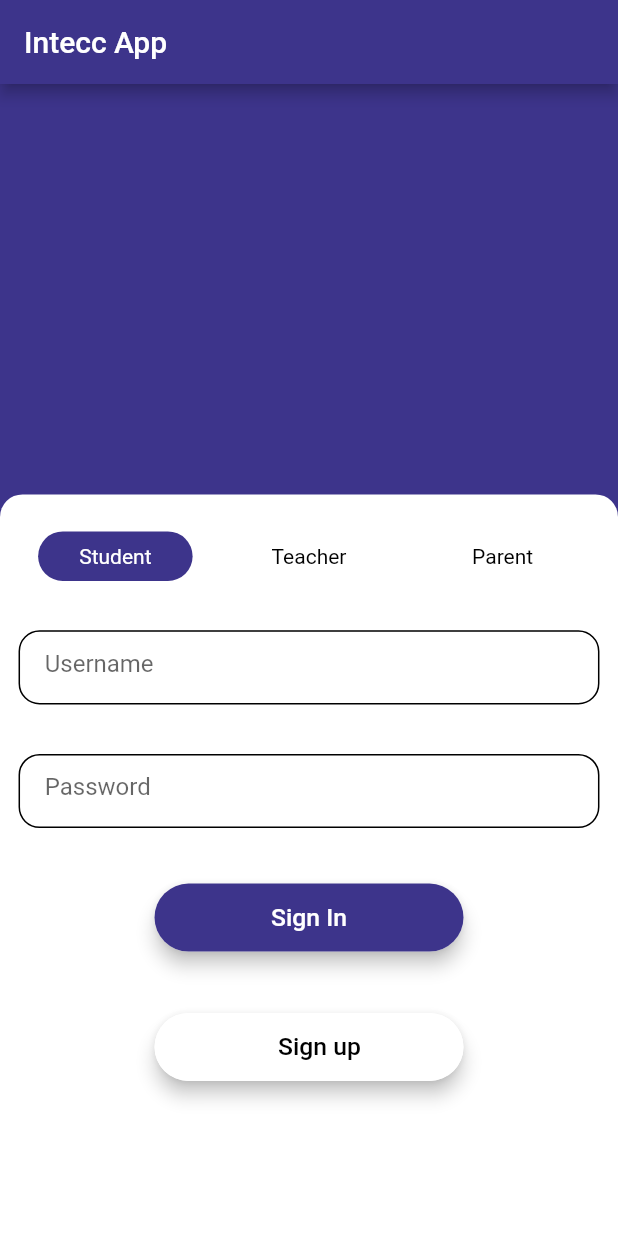
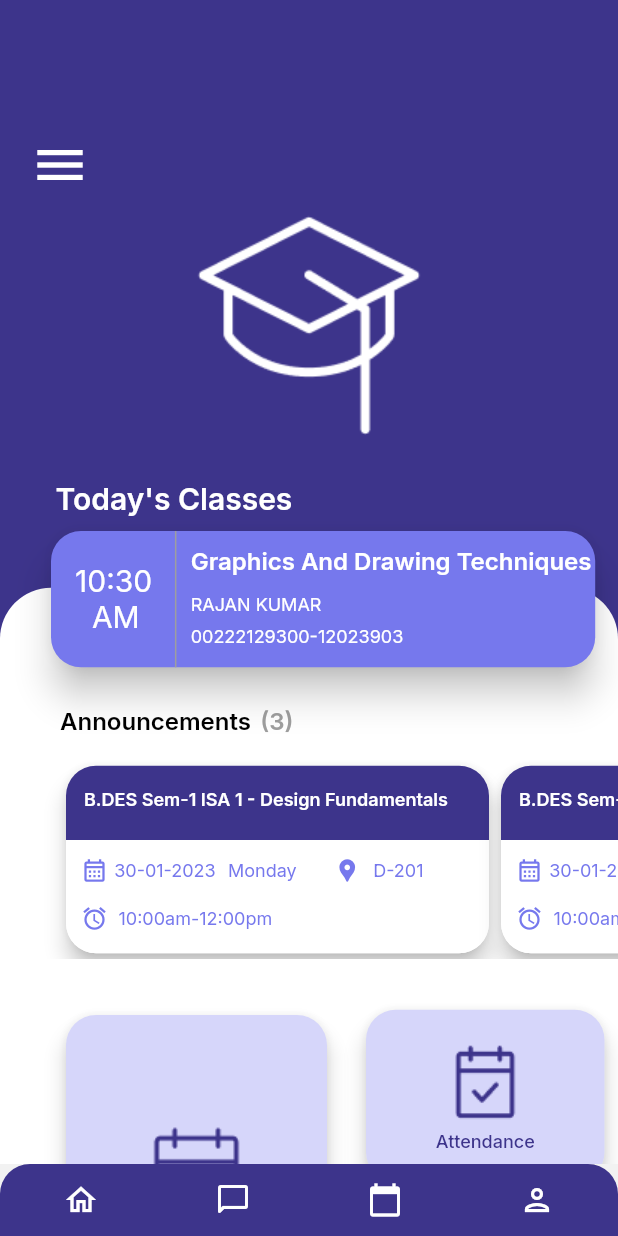
Before and after one commit to intecc-services/edtech_app_demo, a Flutter app: the screen it shows after launch, on a phone screen of 412 x 824 dp. Run offline on Flutter 3.47's test engine with Material 2 defaults, Android fonts, the phone set to English and light mode, and no system bars; our stand-ins replace google_fonts.

Commit message:
Landing Page

```diff
--- /dev/null
+++ b/lib/Landing_Page.dart
@@ -0,0 +1,429 @@
+import 'package:edtech_app_demo/Login.dart';
+import 'package:edtech_app_demo/NavBar.dart';
+import 'package:edtech_app_demo/profile.dart';
+import 'package:edtech_app_demo/shared/bottom_bar.dart';
+import 'package:edtech_app_demo/theme_data.dart';
+import 'package:flutter/material.dart';
+import 'package:google_fonts/google_fonts.dart';
+import 'package:intl/intl.dart';
+
+class LandingPage extends StatefulWidget {
+  const LandingPage({Key? key}) : super(key: key);
+
+  @override
+  State<LandingPage> createState() => _LandingPageState();
+}
+
+class _LandingPageState extends State<LandingPage> {
+  @override
+  Widget build(BuildContext context) {
+    var height1 = MediaQuery.of(context).size.height;
+    var width1 = MediaQuery.of(context).size.width;
+    final Color background = Color(0xff3D348B);
+    final Color fill = Colors.white;
+    final List<Color> gradient = [
+      background,
+      background,
+      fill,
+      fill,
+    ];
+    final double fillPercent = 60.23; // fills 60.23% for container from bottom
+    final double fillStop = (100 - fillPercent) / 100;
+    final List<double> stops = [0.0, fillStop, fillStop, 1.0];
+
+    DateTime now = DateTime.now();
+    String formattedDate = DateFormat('hh:mm \n \ta').format(now);
+    return Scaffold(
+      body: SingleChildScrollView(
+        child: Stack(
+          children: [
+            Column(
+              crossAxisAlignment: CrossAxisAlignment.center,
+              children: [
+                Padding(
+                  padding: const EdgeInsets.only(
+                    top: 90,
+                    left: 20,
+                  ),
+                  child: Row(
+                    children: [
+                      Icon(
+                        Icons.menu,
+                        color: Colors.white,
+                        size: 40,
+                      )
+                    ],
+                  ),
+                ),
+                Image.asset("Images/Cap.png"),
+                SizedBox(
+                  height: height1 * 0.018,
+                ),
+                Padding(
+                  padding:
+                      const EdgeInsets.only(top: 16.0, left: 37, bottom: 47),
+                  child: Row(
+                    children: [
+                      Text(
+                        "Today's Classes",
+                        style: GoogleFonts.inter(
+                            fontWeight: FontWeight.w600,
+                            fontSize: 20,
+                            color: Colors.white),
+                      )
+                    ],
+                  ),
+                ),
+                Container(
+                  height: height1 * 0.7,
+                  width: width1 * 1,
+                  decoration: BoxDecoration(
+                      borderRadius: BorderRadius.only(
+                        topLeft: Radius.circular(34.0),
+                        topRight: Radius.circular(34.0),
+                      ),
+                      color: Colors.white),
+                  child: Column(
+                    crossAxisAlignment: CrossAxisAlignment.start,
+                    children: [
+                      SizedBox(
+                        height: height1 * 0.09,
+                      ),
+                      Padding(
+                        padding: const EdgeInsets.only(left: 40.0, top: 5.0),
+                        child: Row(
+                          children: [
+                            Text(
+                              "Announcements",
+                              style: GoogleFonts.inter(
+                                  fontWeight: FontWeight.w600,
+                                  fontSize: 16,
+                                  color: Colors.black),
+                            ),
+                            SizedBox(
+                              width: width1 * 0.015,
+                            ),
+                            Text(
+                              "(3)",
+                              style: GoogleFonts.inter(
+                                  fontWeight: FontWeight.w600,
+                                  fontSize: 16,
+                                  color: Colors.grey),
+                            ),
+                          ],
+                        ),
+                      ),
+                      SizedBox(
+                        height: height1 * 0.02,
+                      ),
+                      SingleChildScrollView(
+                        scrollDirection: Axis.horizontal,
+                        child: Padding(
+                          padding: const EdgeInsets.only(left: 40.0),
+                          child: Row(
+                            children: List.generate(3, (index) {
+                              return Card(
+                                elevation: 6,
+                                shape: RoundedRectangleBorder(
+                                    borderRadius: BorderRadius.circular(20)),
+                                child: Container(
+                                  width: 282,
+                                  height: 125,
+                                  decoration: BoxDecoration(
+                                    borderRadius: BorderRadius.circular(20),
+                                    gradient: LinearGradient(
+                                      colors: gradient,
+                                      stops: stops,
+                                      end: Alignment.bottomCenter,
+                                      begin: Alignment.topCenter,
+                                    ),
+                                  ),
+                                  child: Column(
+                                    crossAxisAlignment:
+                                        CrossAxisAlignment.start,
+                                    children: [
+                                      Padding(
+                                        padding: const EdgeInsets.only(
+                                            left: 12.0, right: 8.0, top: 15.0),
+                                        child: Text(
+                                          "B.DES Sem-1 ISA 1 - Design Fundamentals",
+                                          style: GoogleFonts.inter(
+                                              fontWeight: FontWeight.w600,
+                                              fontSize: 12,
+                                              color: Colors.white),
+                                        ),
+                                      ),
+                                      SizedBox(
+                                        height: height1 * 0.025,
+                                      ),
+                                      Padding(
+                                        padding: const EdgeInsets.all(10.0),
+                                        child: Row(
+                                          children: [
+                                            Icon(
+                                              Icons.calendar_month_outlined,
+                                              color: Color(0xff7678ED),
+                                              size: 18,
+                                            ),
+                                            SizedBox(
+                                              width: width1 * 0.01,
+                                            ),
+                                            Text(
+                                              DateFormat('dd-MM-yyyy')
+                                                  .format(now),
+                                              style: GoogleFonts.inter(
+                                                  fontWeight: FontWeight.w400,
+                                                  fontSize: 12,
+                                                  color: Color(0xff7678ED)),
+                                            ),
+                                            SizedBox(
+                                              width: width1 * 0.02,
+                                            ),
+                                            Text(
+                                              DateFormat('EEEE').format(now),
+                                              style: GoogleFonts.inter(
+                                                  fontWeight: FontWeight.w400,
+                                                  fontSize: 12,
+                                                  color: Color(0xff7678ED)),
+                                            ),
+                                            SizedBox(
+                                              width: width1 * 0.06,
+                                            ),
+                                            Icon(
+                                              Icons.location_pin,
+                                              color: Color(0xff7678ED),
+                                              size: 18,
+                                            ),
+                                            SizedBox(
+                                              width: width1 * 0.02,
+                                            ),
+                                            Text(
+                                              "D-201",
+                                              style: GoogleFonts.inter(
+                                                  fontWeight: FontWeight.w400,
+                                                  fontSize: 12,
+                                                  color: Color(0xff7678ED)),
+                                            ),
+                                          ],
+                                        ),
+                                      ),
+                                      Row(
+                                        children: [
+                                          Padding(
+                                            padding: const EdgeInsets.only(
+                                                left: 10.0, right: 7.0, top: 4),
+                                            child: Icon(
+                                              Icons.access_alarms,
+                                              color: Color(0xff7678ED),
+                                              size: 18,
+                                            ),
+                                          ),
+                                          Padding(
+                                            padding:
+                                                const EdgeInsets.only(top: 4.0),
+                                            child: Text(
+                                              "10:00am-12:00pm",
+                                              style: GoogleFonts.inter(
+                                                  fontWeight: FontWeight.w400,
+                                                  fontSize: 12,
+                                                  color: Color(0xff7678ED)),
+                                            ),
+                                          ),
+                                        ],
+                                      ),
+                                    ],
+                                  ),
+                                ),
+                              );
+                            }),
+                          ),
+                        ),
+                      ),
+                      SizedBox(
+                        height: height1 * 0.03,
+                      ),
+                      Padding(
+                        padding: const EdgeInsets.only(left: 40.0, top: 5.0),
+                        child: Row(
+                          children: [
+                            Card(
+                              elevation: 6,
+                              shape: RoundedRectangleBorder(
+                                  borderRadius: BorderRadius.circular(20)),
+                              child: Container(
+                                width: 174,
+                                height: 246,
+                                decoration: BoxDecoration(
+                                    borderRadius: BorderRadius.circular(20),
+                                    color: Color(0xff7678ED).withOpacity(0.3)),
+                                child: Column(
+                                  mainAxisAlignment: MainAxisAlignment.center,
+                                  children: [
+                                    Image.asset("Images/CalendarCheck.png"),
+                                    Text(
+                                      "Assignments",
+                                      style: GoogleFonts.inter(
+                                        fontWeight: FontWeight.w500,
+                                        fontSize: 20,
+                                        color: Color(0xff3D348B),
+                                      ),
+                                    ),
+                                  ],
+                                ),
+                              ),
+                            ),
+                            SizedBox(
+                              width: 18,
+                            ),
+                            Column(
+                              children: [
+                                Card(
+                                  elevation: 6,
+                                  shape: RoundedRectangleBorder(
+                                      borderRadius: BorderRadius.circular(20)),
+                                  child: Container(
+                                    width: 159,
+                                    height: 115,
+                                    decoration: BoxDecoration(
+                                        borderRadius: BorderRadius.circular(20),
+                                        color:
+                                            Color(0xff7678ED).withOpacity(0.3)),
+                                    child: Column(
+                                      mainAxisAlignment:
+                                          MainAxisAlignment.center,
+                                      children: [
+                                        Image.asset("Images/attend.png"),
+                                        Text(
+                                          "Attendance",
+                                          style: GoogleFonts.inter(
+                                            fontWeight: FontWeight.w500,
+                                            fontSize: 12,
+                                            color: Color(0xff3D348B),
+                                          ),
+                                        ),
+                                      ],
+                                    ),
+                                  ),
+                                ),
+                                SizedBox(
+                                  height: 15,
+                                ),
+                                Card(
+                                  elevation: 6,
+                                  shape: RoundedRectangleBorder(
+                                      borderRadius: BorderRadius.circular(20)),
+                                  child: Container(
+                                    width: 159,
+                                    height: 115,
+                                    decoration: BoxDecoration(
+                                        borderRadius: BorderRadius.circular(20),
+                                        color:
+                                            Color(0xff7678ED).withOpacity(0.3)),
+                                    child: Column(
+                                      mainAxisAlignment:
+                                          MainAxisAlignment.center,
+                                      children: [
+                                        Image.asset("Images/Notebook.png"),
+                                        Text(
+                                          "Materials",
+                                          style: GoogleFonts.inter(
+                                            fontWeight: FontWeight.w500,
+                                            fontSize: 12,
+                                            color: Color(0xff3D348B),
+                                          ),
+                                        ),
+                                      ],
+                                    ),
+                                  ),
+                                ),
+                              ],
+                            ),
+                          ],
+                        ),
+                      )
+                    ],
+                  ),
+                ),
+              ],
+            ),
+            Positioned(
+              top: 350,
+              left: 30,
+              child: Container(
+                height: height1 * 0.12,
+                width: width1 * 0.9,
+                child: Card(
+                  shape: RoundedRectangleBorder(
+                      borderRadius: BorderRadius.circular(20)),
+                  color: Color(0xff7678ED),
+                  elevation: 10,
+                  child: Padding(
+                    padding: const EdgeInsets.only(left: 16.0, right: 10.0),
+                    child: Row(
+                      crossAxisAlignment: CrossAxisAlignment.center,
+                      children: [
+                        Text(
+                          formattedDate,
+                          style: GoogleFonts.inter(
+                              fontWeight: FontWeight.w400,
+                              fontSize: 20,
+                              color: Colors.white),
+                        ),
+                        const VerticalDivider(
+                          width: 20,
+                          thickness: 1,
+                          indent: 0,
+                          endIndent: 0,
+                          color: Colors.grey,
+                        ),
+                        Padding(
+                          padding: const EdgeInsets.only(
+                            top: 10,
+                          ),
+                          child: Column(
+                            // mainAxisAlignment: MainAxisAlignment.center,
+                            crossAxisAlignment: CrossAxisAlignment.start,
+                            children: [
+                              Text(
+                                "Graphics And Drawing Techniques",
+                                style: GoogleFonts.inter(
+                                    fontWeight: FontWeight.w600,
+                                    fontSize: 16,
+                                    color: Colors.white),
+                              ),
+                              SizedBox(
+                                height: height1 * 0.015,
+                              ),
+                              Text(
+                                "RAJAN KUMAR",
+                                style: GoogleFonts.inter(
+                                    fontWeight: FontWeight.w400,
+                                    fontSize: 12,
+                                    color: Colors.white),
+                              ),
+                              SizedBox(
+                                height: height1 * 0.008,
+                              ),
+                              Text(
+                                "00222129300-12023903",
+                                style: GoogleFonts.inter(
+                                    fontWeight: FontWeight.w400,
+                                    fontSize: 12,
+                                    color: Colors.white),
+                              ),
+                            ],
+                          ),
+                        ),
+                      ],
+                    ),
+                  ),
+                ),
+              ),
+            ),
+          ],
+        ),
+      ),
+      bottomNavigationBar: Bottom_Bar(),
+    );
+  }
+}
--- a/lib/Login.dart
+++ b/lib/Login.dart
@@ -1,3 +1,5 @@
+import 'package:edtech_app_demo/Landing_Page.dart';
+import 'package:edtech_app_demo/shared/bottom_bar.dart';
 import 'package:flutter/material.dart';
 
 class LoginPage extends StatefulWidget {
@@ -131,8 +133,7 @@ class _LoginPageState extends State<LoginPage> {
                             child: Text(
                               "Parent",
                               style: TextStyle(
-                                    color:
-                                        parent! ? Colors.white : Colors.black),
+                                  color: parent! ? Colors.white : Colors.black),
                             ),
                           ),
                         ),
@@ -192,7 +193,8 @@ class _LoginPageState extends State<LoginPage> {
                   SizedBox(
                     height: height * .04,
                   ),
-                    Card(
+                  GestureDetector(
+                    child: Card(
                       elevation: 5,
                       shape: RoundedRectangleBorder(
                           borderRadius:
@@ -214,6 +216,13 @@ class _LoginPageState extends State<LoginPage> {
                           ),
                         ),
                       ),
+                    ),
+                    onTap: () {
+                      Navigator.push(
+                          context,
+                          MaterialPageRoute(
+                              builder: (context) => LandingPage()));
+                    },
                   ),
                   SizedBox(
                     height: height * .04,
@@ -253,6 +262,7 @@ class _LoginPageState extends State<LoginPage> {
             ),
           )
         ],
-        ));
+      ),
+    );
   }
 }
--- a/lib/main.dart
+++ b/lib/main.dart
@@ -1,6 +1,9 @@
+import 'package:edtech_app_demo/Landing_Page.dart';
 import 'package:edtech_app_demo/Login.dart';
+import 'package:edtech_app_demo/profile.dart';
 import 'package:edtech_app_demo/theme_data.dart';
 import 'package:flutter/material.dart';
+import './attendance/attendance.dart';
 
 void main() => runApp(edtech_app());
 
@@ -10,7 +13,7 @@ class edtech_app extends StatelessWidget {
   Widget build(BuildContext context) {
     return MaterialApp(
       theme: customTheme,
-      home: LoginPage(),
+      home: LandingPage(),
     );
   }
 }
--- a/pubspec.yaml
+++ b/pubspec.yaml
@@ -20,7 +20,8 @@ publish_to: 'none' # Remove this line if you wish to publish to pub.dev
 version: 1.0.0+1
 
 environment:
-  sdk: '>=2.19.0-224.0.dev <3.0.0'
+   sdk: '>=2.12.0 <3.0.0'
+
 
 # Dependencies specify other packages that your package needs in order to work.
 # To automatically upgrade your package dependencies to the latest versions
@@ -36,6 +37,8 @@ dependencies:
   # The following adds the Cupertino Icons font to your application.
   # Use with the CupertinoIcons class for iOS style icons.
   cupertino_icons: ^1.0.2
+  google_fonts: ^4.0.1
+  intl: ^0.18.0
 
 dev_dependencies:
   flutter_test:
```
Also changed, not shown: Images/CalendarCheck.png (added), Images/Cap.png (added), Images/Notebook.png (added), Images/attend.png (added), Images/check.png (added), pubspec.lock, 3 other files. Lines whose indentation alone changed are shown as unchanged.
